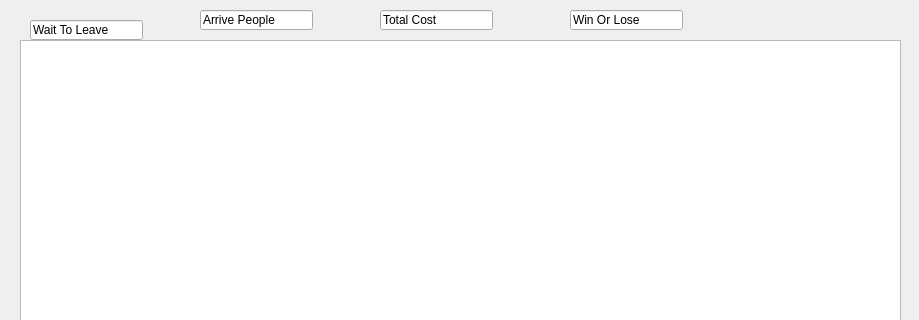
Qt form judgewindow.ui (david20571015/AOOP_final) before a commit; both pictures show x 0 to 919 and y 0 to 320 of the 919 by 654 pixel window.
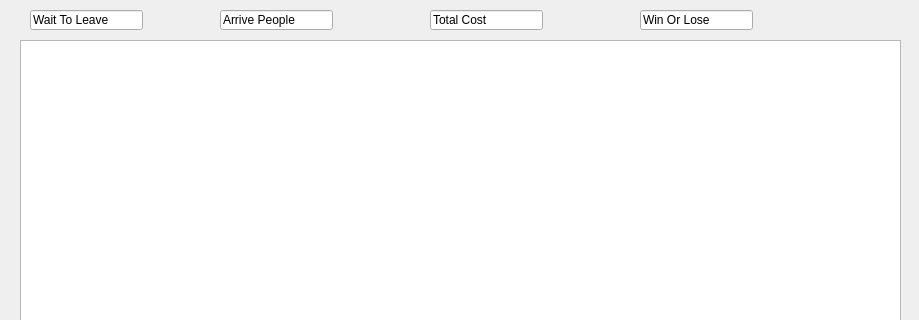
The same form after that commit.

Diff of the .ui file:
```diff
--- a/judgewindow.ui
+++ b/judgewindow.ui
@@ -32,7 +32,7 @@
    <property name="geometry">
     <rect>
      <x>30</x>
-     <y>20</y>
+     <y>10</y>
      <width>113</width>
      <height>20</height>
     </rect>
@@ -44,7 +44,7 @@
   <widget class="QLineEdit" name="lineEdit_2">
    <property name="geometry">
     <rect>
-     <x>200</x>
+     <x>220</x>
      <y>10</y>
      <width>113</width>
      <height>20</height>
@@ -57,7 +57,7 @@
   <widget class="QLineEdit" name="lineEdit_3">
    <property name="geometry">
     <rect>
-     <x>380</x>
+     <x>430</x>
      <y>10</y>
      <width>113</width>
      <height>20</height>
@@ -70,7 +70,7 @@
   <widget class="QLineEdit" name="lineEdit_4">
    <property name="geometry">
     <rect>
-     <x>570</x>
+     <x>640</x>
      <y>10</y>
      <width>113</width>
      <height>20</height>
```
